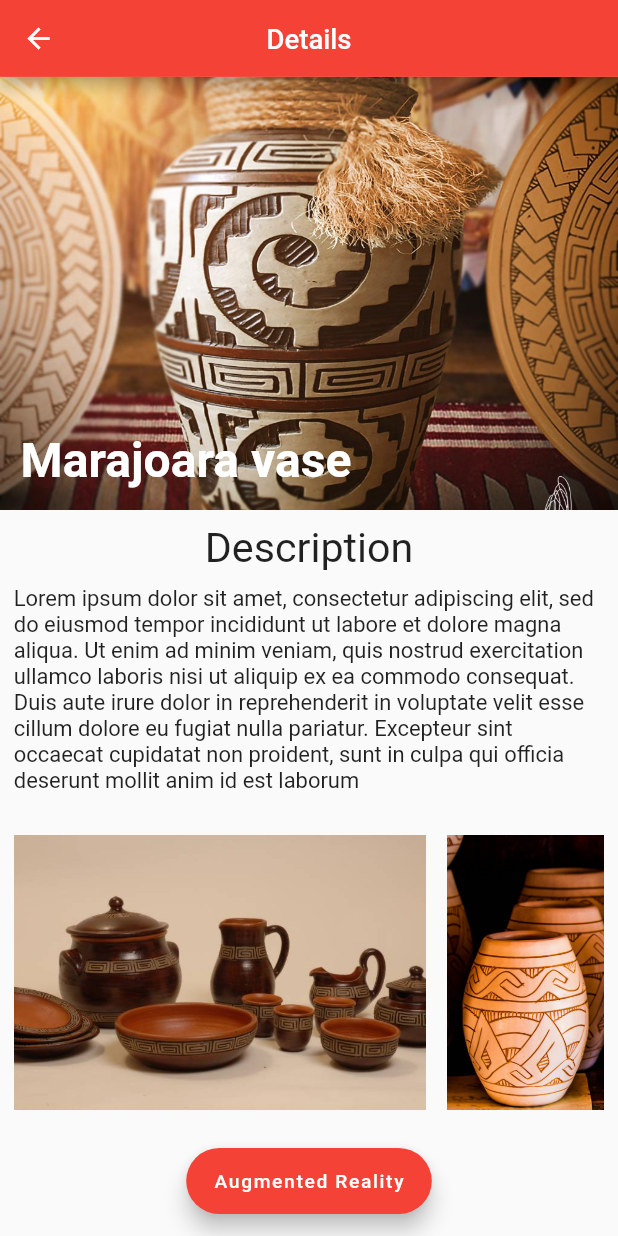
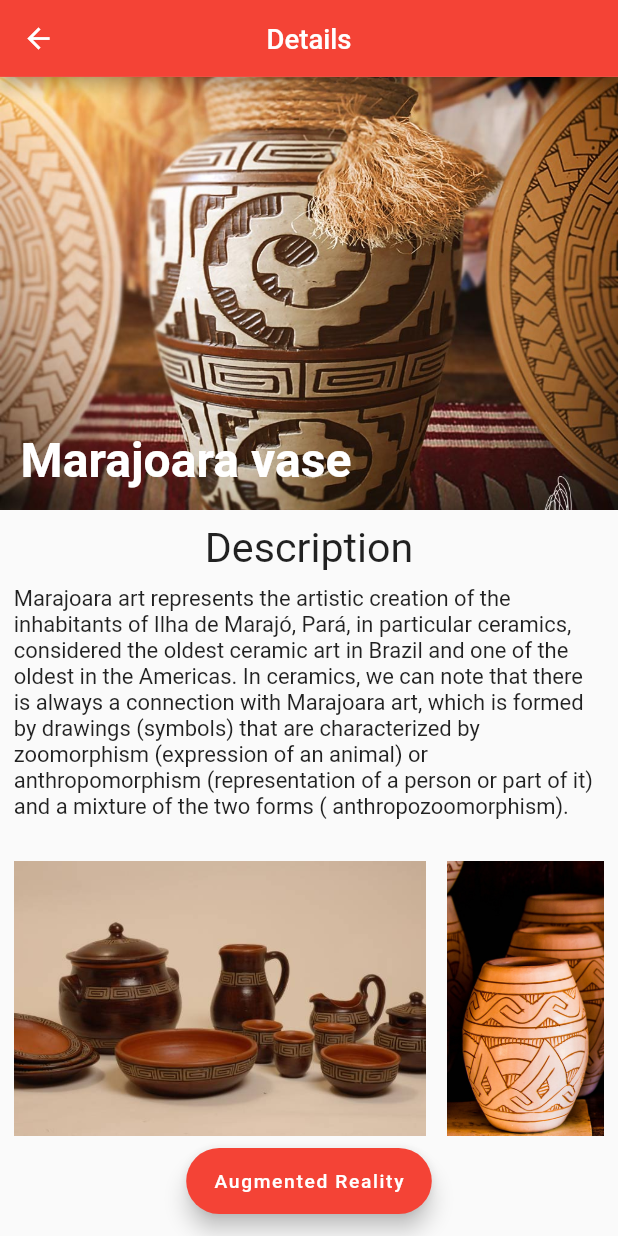
Before and after one commit to andrelucassvt/Marajo_AR, a Flutter app: the CategoriaPage screen opened directly, after a tap on "Marajoara vase", on a phone screen of 412 x 824 dp. Run offline on Flutter 3.47's test engine with Material 2 defaults, Android fonts, the phone set to English and light mode, and no system bars; our stand-ins replace auto_size_text, google_mobile_ads, mobx, responsive_framework, share, shared_preferences; missing offline and left inert: arcore_flutter_plugin, arkit_plugin, tutorial; accounts and stored records are empty; generated files the repository leaves out were written again.

Commit message:
finalizacao do app

```diff
--- a/lib/app/core/data/data.dart
+++ b/lib/app/core/data/data.dart
@@ -26,7 +26,7 @@ class LanguageListArModel {
       ArModel(
         nome: locale.CoreDataListQueijoName,
         foto: 'assets/comidas/queijo.jpg',
-        descricao: 'Lorem ipsum dolor sit amet, consectetur adipiscing elit, sed do eiusmod tempor incididunt ut labore et dolore magna aliqua. Ut enim ad minim veniam, quis nostrud exercitation ullamco laboris nisi ut aliquip ex ea commodo consequat. Duis aute irure dolor in reprehenderit in voluptate velit esse cillum dolore eu fugiat nulla pariatur. Excepteur sint occaecat cupidatat non proident, sunt in culpa qui officia deserunt mollit anim id est laborum',
+        descricao: locale.CoreDataListQueijoDesc,
         objeto: Platform.isIOS ? 'models.scnassets/queijom.usdz' : 'queijom.sfb',
         isfavorito: true,
         categoriasEnum: CategoriasEnum.comidas,
@@ -51,7 +51,7 @@ class LanguageListArModel {
       ArModel(
         nome: locale.CoreDataListVasoName,
         foto: 'assets/objetos/vaso_marajoara.jpg',
-        descricao: 'Lorem ipsum dolor sit amet, consectetur adipiscing elit, sed do eiusmod tempor incididunt ut labore et dolore magna aliqua. Ut enim ad minim veniam, quis nostrud exercitation ullamco laboris nisi ut aliquip ex ea commodo consequat. Duis aute irure dolor in reprehenderit in voluptate velit esse cillum dolore eu fugiat nulla pariatur. Excepteur sint occaecat cupidatat non proident, sunt in culpa qui officia deserunt mollit anim id est laborum',
+        descricao: locale.CoreDataListVasoDesc,
         objeto: 'models.scnassets/vaso5.usdz',
         isfavorito: true,
         categoriasEnum: CategoriasEnum.artesanato,
@@ -64,7 +64,7 @@ class LanguageListArModel {
       ArModel(
         nome: 'Pirarucu',
         foto: 'assets/animais/pirarucu.jpeg',
-        descricao: 'Lorem ipsum dolor sit amet, consectetur adipiscing elit, sed do eiusmod tempor incididunt ut labore et dolore magna aliqua. Ut enim ad minim veniam, quis nostrud exercitation ullamco laboris nisi ut aliquip ex ea commodo consequat. Duis aute irure dolor in reprehenderit in voluptate velit esse cillum dolore eu fugiat nulla pariatur. Excepteur sint occaecat cupidatat non proident, sunt in culpa qui officia deserunt mollit anim id est laborum',
+        descricao: locale.CoreDataListPirarucuDesc,
         objeto: Platform.isIOS ?  'models.scnassets/pirarucu.usdz' : 'pirarucu.sfb',
         isfavorito: false,
         categoriasEnum: CategoriasEnum.animais,
@@ -77,7 +77,7 @@ class LanguageListArModel {
       ArModel(
         nome: locale.CoreDataListCaranguejoName,
         foto: 'assets/animais/caranguejo.jpeg',
-        descricao: 'Lorem ipsum dolor sit amet, consectetur adipiscing elit, sed do eiusmod tempor incididunt ut labore et dolore magna aliqua. Ut enim ad minim veniam, quis nostrud exercitation ullamco laboris nisi ut aliquip ex ea commodo consequat. Duis aute irure dolor in reprehenderit in voluptate velit esse cillum dolore eu fugiat nulla pariatur. Excepteur sint occaecat cupidatat non proident, sunt in culpa qui officia deserunt mollit anim id est laborum',
+        descricao: locale.CoreDataListCaranguejoDesc,
         objeto: Platform.isIOS ?  'models.scnassets/caranguejo3.usdz' : 'pirarucu.sfb',
         isfavorito: false,
         categoriasEnum: CategoriasEnum.animais,
--- a/lib/app/modules/home/pages/sobre/sobre_page.dart
+++ b/lib/app/modules/home/pages/sobre/sobre_page.dart
@@ -1,5 +1,4 @@
 import 'package:flutter/material.dart';
-import 'package:marajoar/app/core/colors.dart';
 import 'package:marajoar/generated/l10n.dart';
 
 class SobrePage extends StatefulWidget {
@@ -42,7 +41,7 @@ class SobrePageState extends State <SobrePage> {
 }
 
 String textoBR = """
-Marajó AR (Marajó em realidade aumentada), tem como objetivo levar um pouco da cultura da marajoara através da realidade aumentada. A ideia surgiu para dar mais visibilidade à maior ilha fluviomarítima do Brasil e do Mundo.
+Marajó AR (Marajó em realidade aumentada) tem como objetivo levar um pouco da cultura marajoara através da realidade aumentada. A ideia surgiu para dar mais visibilidade à maior ilha fluviomarítima do Brasil e do Mundo.
 
 O projeto foi desenvolvido a todo esforço (sem apoio político) por duas pessoas que amam a Ilha do Marajó, terra onde nasceram e cresceram.
 As duas pessoas por trás desse projeto são:
--- a/lib/l10n/intl_en.arb
+++ b/lib/l10n/intl_en.arb
@@ -27,13 +27,13 @@
     "CoreDataListAbacaxiDesc": "Pará is the largest producer of pineapple in Brazil. The city of Salvaterra is among the three cities that produce the most fruit in Pará. The Brazilian Institute of Geography and Statistics (IBGE) claims it. Planting is the main activity of family farming in the city, responsible for more than 80% of consumption in Belém, with 11 million fruits a year. As part of the regional culture, the village of Condeixa (in Salvaterra) holds the Pineapple Festival every year.",
 
     "CoreDataListQueijoName": "Marajó cheese",
-    "CoreDataListQueijoDesc": "",
+    "CoreDataListQueijoDesc": "Made with buffalo milk, Queijo do Marajó is unique in the world. Winner of the Super Gold at the Queijo do Brasil Award, Queijo do Marajó takes its name from the fresh product traditionally and handcrafted with buffalo milk, for over 200 years, in the Ilha do Marajó archipelago, in the state of Pará .Its production is directly linked to the historical factors of Ilha do Marajó, but over the years, it was possible to improve production methods.",
 
     "CoreDataListVasoName": "Marajoara vase",
-    "CoreDataListVasoDesc": "",
+    "CoreDataListVasoDesc": "Marajoara art represents the artistic creation of the inhabitants of Ilha de Marajó, Pará, in particular ceramics, considered the oldest ceramic art in Brazil and one of the oldest in the Americas. In ceramics, we can note that there is always a connection with Marajoara art, which is formed by drawings (symbols) that are characterized by zoomorphism (expression of an animal) or anthropomorphism (representation of a person or part of it) and a mixture of the two forms ( anthropozoomorphism).",
 
-    "CoreDataListPirarucuDesc": "",
+    "CoreDataListPirarucuDesc": "The pirarucu is one of the largest freshwater and lacustrine fish in Brazil. It can reach three meters and twenty centimeters and its weight can go up to 330 kg. It usually lives in lakes and rivers with clear and slightly alkaline water with temperatures ranging from 24 to 37 °C. Pirarucu is served as the main component in several typical dishes from Marajó.",
 
     "CoreDataListCaranguejoName": "Crab",
-    "CoreDataListCaranguejoDesc": ""
+    "CoreDataListCaranguejoDesc": "The mangroves are one of the biggest employers in the city of Soure on Marajó Island, more than 400 families live off the sale and collection of crabs. It is forbidden to capture the crab in its walking period, when the male and female leave their burrows and walk through the mangrove swamp to mate and release the eggs. This walk takes place in the new and full moon phases, when the tide is high. Those who fail to comply with the closed season will have to return live animals to their natural habitat and are subject to the sanctions defined in Law No. 9,605, of February 12, 1998, and Decree No. 6,514, of July 22, 2008."
 }
--- a/lib/l10n/intl_pt_BR.arb
+++ b/lib/l10n/intl_pt_BR.arb
@@ -27,13 +27,13 @@
     "CoreDataListAbacaxiDesc": "O Pará é o maior produtor de abacaxi no Brasil. A cidade de Salvaterra está entre as três cidades que mais produzem o fruto no Pará. Quem afirma é o Instituto Brasileiro de Geografia e Estatística (IBGE). Plantio é a principal atividade da agricultura familiar no município, responsável por mais de 80% do consumo em Belém, com 11 milhões de frutos ao ano. Como parte da cultura regional, a vila de Condeixa (em Salvaterra) realiza todo ano o Festival do Abacaxi.",
 
     "CoreDataListQueijoName": "Queijo do Marajó",
-    "CoreDataListQueijoDesc": "",
+    "CoreDataListQueijoDesc": "Produzido com leite de búfala, Queijo do Marajó é único no mundo. Vencedor do Super Ouro no Prêmio Queijo do Brasil, Queijo do Marajó leva esse nome por se referir ao produto fresco fabricado de forma tradicional e artesanal com leite de búfala, há mais de 200 anos, no arquipélago da Ilha do Marajó, no Estado do Pará.Sua produção está diretamente ligada aos fatores históricos da Ilha do Marajó, mas com o passar dos anos, foi possível aprimorar os métodos de produção.",
 
     "CoreDataListVasoName": "Vaso Marajoara",
-    "CoreDataListVasoDesc": "",
+    "CoreDataListVasoDesc": "A arte marajoara representa a criação artística dos moradores da Ilha de Marajó, no Pará, em especial a cerâmica, considerada a mais antiga arte em cerâmica do Brasil e uma das mais antigas das Américas. Na cerâmica, podemos notar que sempre há uma ligação com arte marajoara que é formada por desenhos (símbolos) que se caracterizam pelo zoomorfismo (expressão de um animal) ou antropomorfismo (representação de uma pessoa ou parte dela) e uma mistura das duas formas (antropozoomorfismo).",
 
-    "CoreDataListPirarucuDesc": "",
+    "CoreDataListPirarucuDesc": "O pirarucu é um dos maiores peixes de águas doces fluviais e lacustres do Brasil. Pode atingir três metros e vinte centímetros e seu peso pode ir até 330 kg. Costuma viver em lagos e rios de águas claras e ligeiramente alcalinas com temperaturas que variam de 24 a 37 °C. O pirarucu é servido como componente principal em diversos pratos típicos do Marajó",
 
     "CoreDataListCaranguejoName": "Caranguejo",
-    "CoreDataListCaranguejoDesc": ""
+    "CoreDataListCaranguejoDesc": "Os manguezais são um dos maiores empregadores da cidade de Soure na Ilha do Marajó, mais de 400 famílias vivem da venda e coleta de caranguejo.   É proibido capturar o caranguejo em seu período de andada, momento que o macho e a fêmea saem das tocas e andam pelo manguezal para o acasalamento e liberação dos ovos. Essa andada ocorre nas fases da lua nova e cheia, quando a maré está alta. Quem descumprir o período do defeso, terá de devolver os animais vivos ao habitat natural e ficam sujeitos às sanções definidas na Lei nº 9.605, de 12 de fevereiro de 1998, e no Decreto nº 6.514, de 22 de julho de 2008."
 }
```
Also changed, not shown: lib/generated/intl/messages_en.dart, lib/generated/intl/messages_pt_BR.dart, lib/generated/l10n.dart.
